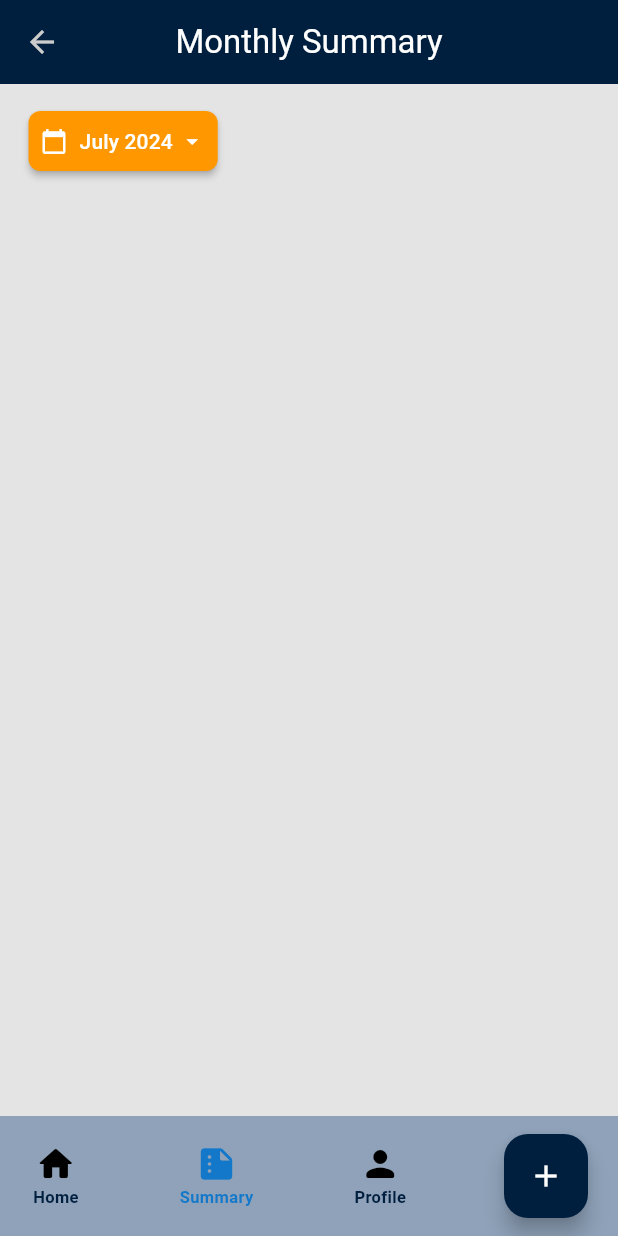
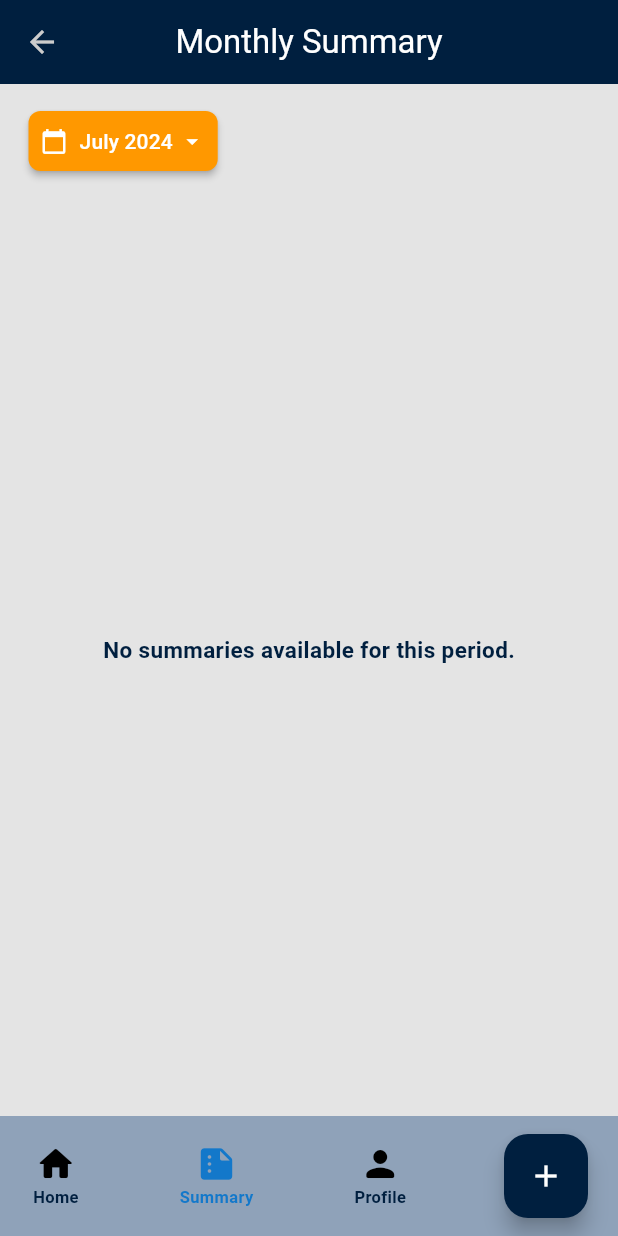
Before and after one commit to fahad7tt/expense_tracker, a Flutter app: the screen it shows after launch, item 2 of the bottom bar chosen, on a phone screen of 412 x 824 dp. Run offline on Flutter 3.47's test engine with Material 3 defaults, Android fonts, the phone set to English and light mode, and no system bars; our stand-ins replace flutter_slidable, get_it, hive, hive_flutter, month_picker_dialog; accounts and stored records are empty.

```diff
--- a/lib/presentation/pages/expense_summary/expense_summary_pages.dart
+++ b/lib/presentation/pages/expense_summary/expense_summary_pages.dart
@@ -88,13 +88,17 @@ class ExpenseSummaryPage extends StatelessWidget {
   child: Consumer<ExpenseSummaryProvider>(
     builder: (context, provider, child) {
       final summaries = provider.summaries;
+      if (summaries.isEmpty) {
+        return Center(
+          child: Text('No summaries available for this period.'),
+        );
+      }
       return ListView.builder(
         itemCount: summaries.length,
         itemBuilder: (context, index) {
           final summary = summaries[index];
           return Padding(
-                      padding: const EdgeInsets.symmetric(
-                          vertical: 8.0, horizontal: 14.0),
+            padding: const EdgeInsets.symmetric(vertical: 8.0, horizontal: 14.0),
             child: Card(
               elevation: 2.0,
               shape: RoundedRectangleBorder(
@@ -116,8 +120,7 @@ class ExpenseSummaryPage extends StatelessWidget {
                   children: [
                     const SizedBox(height: 35),
                     Container(
-                                padding: const EdgeInsets.symmetric(
-                                    horizontal: 8.0, vertical: 4.0),
+                      padding: const EdgeInsets.symmetric(horizontal: 8.0, vertical: 4.0),
                       decoration: BoxDecoration(
                         color: Theme.of(context)
                             .colorScheme
@@ -131,9 +134,7 @@ class ExpenseSummaryPage extends StatelessWidget {
                             .textTheme
                             .bodyMedium
                             ?.copyWith(
-                                        color: Theme.of(context)
-                                            .colorScheme
-                                            .secondary,
+                              color: Theme.of(context).colorScheme.secondary,
                             ),
                       ),
                     ),
@@ -150,7 +151,8 @@ class ExpenseSummaryPage extends StatelessWidget {
       );
     },
   ),
-          ),
+)
+
         ],
       ),
       bottomNavigationBar: const  BottomNavBar(),
--- a/lib/presentation/providers/expense_summary_provider.dart
+++ b/lib/presentation/providers/expense_summary_provider.dart
@@ -1,5 +1,5 @@
 import 'package:flutter/material.dart';
-import 'package:personal_expense_tracker/domain/entities/expense_summary.dart';
+import '../../domain/entities/expense_summary.dart';
 import '../../domain/usecases/fetch_summary_by_type.dart';
 
 class ExpenseSummaryProvider with ChangeNotifier {
@@ -7,10 +7,19 @@ class ExpenseSummaryProvider with ChangeNotifier {
   List<ExpenseSummary> _summaries = [];
   DateTime? _selectedMonth;
 
-  ExpenseSummaryProvider({required this.fetchSummary});
+  ExpenseSummaryProvider({required this.fetchSummary}) {
+    // Optionally, you can load summaries when provider is initialized
+    _loadInitialSummaries();
+  }
 
   List<ExpenseSummary> get summaries => _summaries;
   DateTime? get selectedMonth => _selectedMonth;
+
+  Future<void> _loadInitialSummaries() async {
+    final now = DateTime.now();
+    await loadSummaries(DateTime(now.year, now.month, 1),
+        DateTime(now.year, now.month + 1, 0));
+  }
 
   void setSelectedMonth(DateTime month) {
     _selectedMonth = month;
@@ -18,7 +27,12 @@ class ExpenseSummaryProvider with ChangeNotifier {
   }
 
   Future<void> loadSummaries(DateTime startDate, DateTime endDate) async {
-    _summaries = await fetchSummary.execute(startDate, endDate);
+    try {
+      _summaries = await fetchSummary.execute(startDate, endDate);
+    } catch (e) {
+      // Handle exceptions and possibly notify listeners of an error
+      print('Error loading summaries: $e');
+    }
     notifyListeners();
   }
 }
--- a/pubspec.yaml
+++ b/pubspec.yaml
@@ -9,9 +9,6 @@ environment:
 dependencies:
   flutter:
     sdk: flutter
-
-  #splash screen
-  flutter_splash_screen: ^3.0.0
 
   #state management
   provider: ^6.1.2
```
Also changed, not shown: pubspec.lock, 1 other file. Lines whose indentation alone changed are shown as unchanged.
